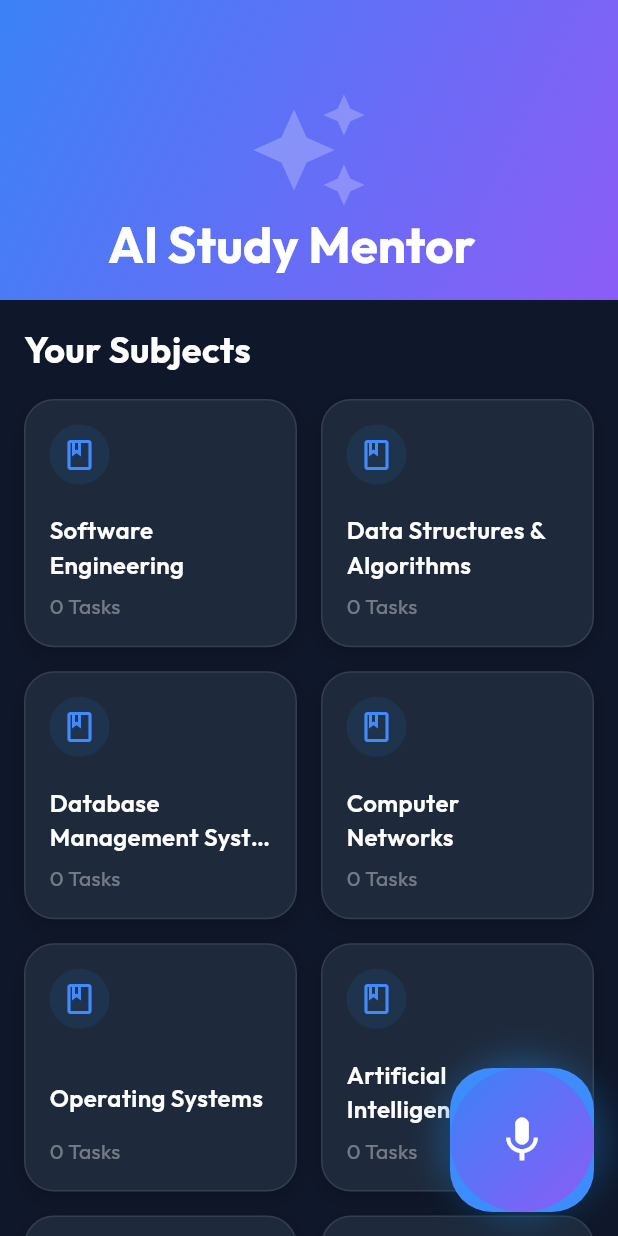
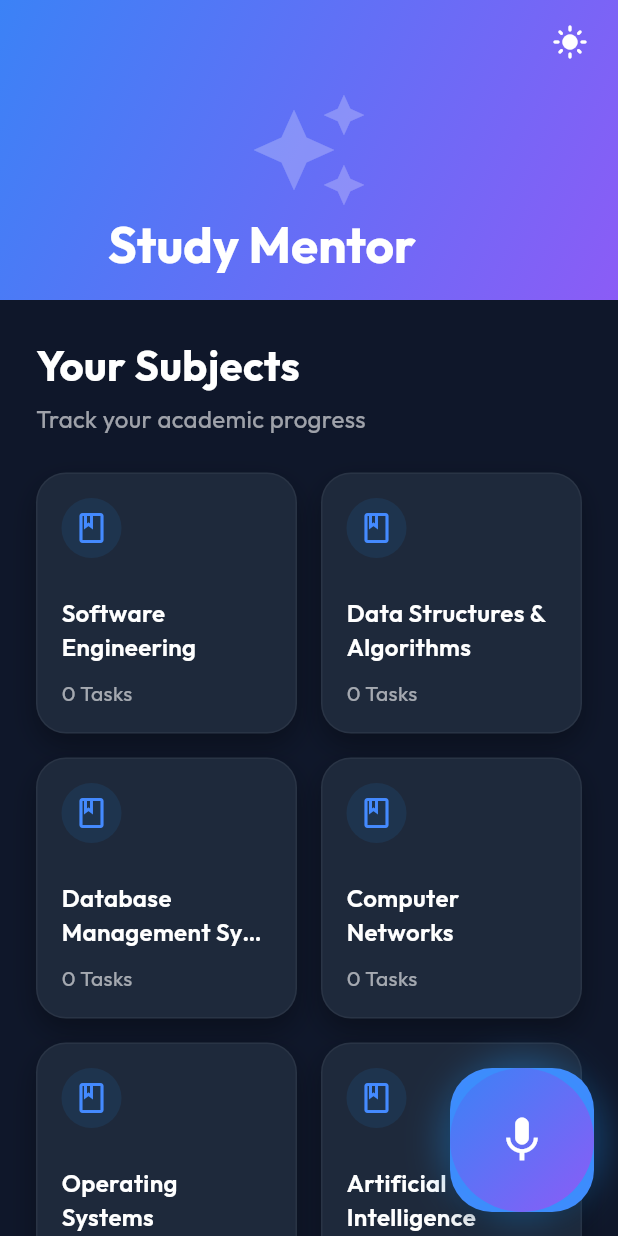
Before and after one commit to KushmiKaushini/AI-Personal-Mentor-Voice-to-Task-, a Flutter app: the screen it shows after launch, on a phone screen of 412 x 824 dp. Run offline on Flutter 3.47's test engine with Material 3 defaults, Android fonts, the phone set to English and light mode, and no system bars; our stand-ins replace animate_do, google_fonts, permission_handler; missing offline and left inert: record; network calls fail.

Commit message:
feat: implement mobile home screen, subject dashboard cards, and voice input FAB with audio recording support

```diff
--- a/mobile_app/lib/main.dart
+++ b/mobile_app/lib/main.dart
@@ -1,7 +1,7 @@
 import 'package:flutter/material.dart';
 import 'package:provider/provider.dart';
-import 'package:google_fonts/google_fonts.dart';
 import 'providers/task_provider.dart';
+import 'providers/theme_provider.dart';
 import 'screens/home_screen.dart';
 
 void main() {
@@ -9,6 +9,7 @@ void main() {
     MultiProvider(
       providers: [
         ChangeNotifierProvider(create: (_) => TaskProvider()),
+        ChangeNotifierProvider(create: (_) => ThemeProvider()),
       ],
       child: const MyApp(),
     ),
@@ -20,18 +21,14 @@ class MyApp extends StatelessWidget {
 
   @override
   Widget build(BuildContext context) {
+    final themeProvider = Provider.of<ThemeProvider>(context);
+
     return MaterialApp(
       title: 'AI Study Mentor',
       debugShowCheckedModeBanner: false,
-      theme: ThemeData(
-        brightness: Brightness.dark,
-        primarySwatch: Colors.blue,
-        scaffoldBackgroundColor: const Color(0xFF0F172A),
-        textTheme: GoogleFonts.outfitTextTheme(
-          Theme.of(context).textTheme,
-        ).apply(bodyColor: Colors.white, displayColor: Colors.white),
-        useMaterial3: true,
-      ),
+      themeMode: themeProvider.themeMode,
+      theme: ThemeProvider.lightTheme(context),
+      darkTheme: ThemeProvider.darkTheme(context),
       home: const HomeScreen(),
     );
   }
--- /dev/null
+++ b/mobile_app/lib/providers/theme_provider.dart
@@ -0,0 +1,59 @@
+import 'package:flutter/material.dart';
+import 'package:google_fonts/google_fonts.dart';
+
+class ThemeProvider with ChangeNotifier {
+  ThemeMode _themeMode = ThemeMode.dark;
+
+  ThemeMode get themeMode => _themeMode;
+
+  bool get isDarkMode => _themeMode == ThemeMode.dark;
+
+  void toggleTheme() {
+    _themeMode = _themeMode == ThemeMode.dark ? ThemeMode.light : ThemeMode.dark;
+    notifyListeners();
+  }
+
+  static ThemeData lightTheme(BuildContext context) {
+    return ThemeData(
+      useMaterial3: true,
+      brightness: Brightness.light,
+      colorScheme: ColorScheme.fromSeed(
+        seedColor: const Color(0xFF3B82F6),
+        brightness: Brightness.light,
+        surface: const Color(0xFFF8FAFC),
+      ),
+      scaffoldBackgroundColor: const Color(0xFFF8FAFC),
+      textTheme: GoogleFonts.outfitTextTheme(Theme.of(context).textTheme).apply(
+        bodyColor: const Color(0xFF1E293B),
+        displayColor: const Color(0xFF1E293B),
+      ),
+      appBarTheme: const AppBarTheme(
+        backgroundColor: Colors.transparent,
+        elevation: 0,
+        iconTheme: IconThemeData(color: Color(0xFF1E293B)),
+      ),
+    );
+  }
+
+  static ThemeData darkTheme(BuildContext context) {
+    return ThemeData(
+      useMaterial3: true,
+      brightness: Brightness.dark,
+      colorScheme: ColorScheme.fromSeed(
+        seedColor: const Color(0xFF60A5FA),
+        brightness: Brightness.dark,
+        surface: const Color(0xFF1E293B),
+      ),
+      scaffoldBackgroundColor: const Color(0xFF0F172A),
+      textTheme: GoogleFonts.outfitTextTheme(Theme.of(context).textTheme).apply(
+        bodyColor: Colors.white,
+        displayColor: Colors.white,
+      ),
+      appBarTheme: const AppBarTheme(
+        backgroundColor: Colors.transparent,
+        elevation: 0,
+        iconTheme: IconThemeData(color: Colors.white),
+      ),
+    );
+  }
+}
--- a/mobile_app/lib/screens/home_screen.dart
+++ b/mobile_app/lib/screens/home_screen.dart
@@ -3,6 +3,7 @@ import 'package:provider/provider.dart';
 import 'package:google_fonts/google_fonts.dart';
 import 'package:animate_do/animate_do.dart';
 import '../providers/task_provider.dart';
+import '../providers/theme_provider.dart';
 import '../widgets/subject_card.dart';
 import '../widgets/voice_fab.dart';
 import 'subject_detail_screen.dart';
@@ -32,25 +33,39 @@ class _HomeScreenState extends State<HomeScreen> {
     "Operating Systems",
     "Artificial Intelligence",
     "Web Development",
-    "Cyber Security"
+    "Cyber Security",
+    "General Study"
   ];
 
   @override
   Widget build(BuildContext context) {
     final taskProvider = Provider.of<TaskProvider>(context);
+    final themeProvider = Provider.of<ThemeProvider>(context);
+    final theme = Theme.of(context);
 
     return Scaffold(
-      backgroundColor: const Color(0xFF0F172A),
+      backgroundColor: theme.scaffoldBackgroundColor,
       body: CustomScrollView(
         slivers: [
           SliverAppBar(
             expandedHeight: 200.0,
             floating: false,
             pinned: true,
-            backgroundColor: const Color(0xFF1E293B),
+            backgroundColor: theme.colorScheme.surface,
+            elevation: 0,
+            actions: [
+              IconButton(
+                icon: Icon(
+                  themeProvider.isDarkMode ? Icons.light_mode : Icons.dark_mode,
+                  color: Colors.white,
+                ),
+                onPressed: () => themeProvider.toggleTheme(),
+              ),
+              const SizedBox(width: 8),
+            ],
             flexibleSpace: FlexibleSpaceBar(
               title: Text(
-                'AI Study Mentor',
+                'Study Mentor',
                 style: GoogleFonts.outfit(
                   fontWeight: FontWeight.bold,
                   color: Colors.white,
@@ -78,21 +93,34 @@ class _HomeScreenState extends State<HomeScreen> {
           ),
           SliverToBoxAdapter(
             child: Padding(
-              padding: const EdgeInsets.all(16.0),
+              padding: const EdgeInsets.all(24.0),
               child: Column(
                 crossAxisAlignment: CrossAxisAlignment.start,
                 children: [
                   FadeInLeft(
-                    child: Text(
-                      'Your Subjects',
-                      style: GoogleFonts.outfit(
-                        fontSize: 24,
-                        fontWeight: FontWeight.bold,
-                        color: Colors.white,
-                      ),
+                    child: Column(
+                      crossAxisAlignment: CrossAxisAlignment.start,
+                      children: [
+                        Text(
+                          'Your Subjects',
+                          style: GoogleFonts.outfit(
+                            fontSize: 28,
+                            fontWeight: FontWeight.bold,
+                            color: theme.textTheme.bodyLarge?.color,
+                          ),
+                        ),
+                        const SizedBox(height: 4),
+                        Text(
+                          'Track your academic progress',
+                          style: GoogleFonts.outfit(
+                            fontSize: 16,
+                            color: theme.textTheme.bodyMedium?.color?.withOpacity(0.6),
+                          ),
+                        ),
+                      ],
                     ),
                   ),
-                  const SizedBox(height: 16),
+                  const SizedBox(height: 24),
                   taskProvider.isLoading
                     ? const Center(child: CircularProgressIndicator())
                     : GridView.builder(
@@ -102,14 +130,14 @@ class _HomeScreenState extends State<HomeScreen> {
                           crossAxisCount: 2,
                           crossAxisSpacing: 16,
                           mainAxisSpacing: 16,
-                          childAspectRatio: 1.1,
+                          childAspectRatio: 1.0,
                         ),
                         itemCount: subjects.length,
                         itemBuilder: (context, index) {
                           final subject = subjects[index];
                           final taskCount = taskProvider.getTasksBySubject(subject).length;
                           return FadeInUp(
-                            delay: Duration(milliseconds: 100 * index),
+                            delay: Duration(milliseconds: 50 * index),
                             child: SubjectCard(
                               subject: subject,
                               taskCount: taskCount,
@@ -125,6 +153,7 @@ class _HomeScreenState extends State<HomeScreen> {
                           );
                         },
                       ),
+                  const SizedBox(height: 100), // Space for FAB
                 ],
               ),
             ),
--- a/mobile_app/lib/widgets/subject_card.dart
+++ b/mobile_app/lib/widgets/subject_card.dart
@@ -15,20 +15,25 @@ class SubjectCard extends StatelessWidget {
 
   @override
   Widget build(BuildContext context) {
+    final theme = Theme.of(context);
+    final isDark = theme.brightness == Brightness.dark;
+
     return InkWell(
       onTap: onTap,
       borderRadius: BorderRadius.circular(20),
       child: Container(
         padding: const EdgeInsets.all(16),
         decoration: BoxDecoration(
-          color: const Color(0xFF1E293B),
+          color: theme.colorScheme.surface,
           borderRadius: BorderRadius.circular(20),
-          border: Border.all(color: Colors.white.withValues(alpha: 0.1)),
+          border: Border.all(
+            color: isDark ? Colors.white.withOpacity(0.05) : Colors.black.withOpacity(0.05),
+          ),
           boxShadow: [
             BoxShadow(
-              color: Colors.black.withValues(alpha: 0.2),
-              blurRadius: 10,
-              offset: const Offset(0, 4),
+              color: Colors.black.withOpacity(isDark ? 0.3 : 0.05),
+              blurRadius: 15,
+              offset: const Offset(0, 8),
             ),
           ],
         ),
@@ -39,10 +44,13 @@ class SubjectCard extends StatelessWidget {
             Container(
               padding: const EdgeInsets.all(8),
               decoration: BoxDecoration(
-                color: Colors.blue.withValues(alpha: 0.1),
+                color: Colors.blue.withOpacity(0.1),
                 shape: BoxShape.circle,
               ),
-              child: const Icon(Icons.book_outlined, color: Colors.blueAccent),
+              child: Icon(
+                Icons.book_outlined,
+                color: isDark ? Colors.blueAccent : Colors.blue,
+              ),
             ),
             const SizedBox(height: 8),
             Text(
@@ -52,14 +60,14 @@ class SubjectCard extends StatelessWidget {
               style: GoogleFonts.outfit(
                 fontSize: 16,
                 fontWeight: FontWeight.w600,
-                color: Colors.white,
+                color: theme.textTheme.bodyLarge?.color,
               ),
             ),
             Text(
               '$taskCount Tasks',
               style: GoogleFonts.outfit(
                 fontSize: 14,
-                color: Colors.white38,
+                color: theme.textTheme.bodyMedium?.color?.withOpacity(0.6),
               ),
             ),
           ],
--- a/mobile_app/lib/widgets/voice_fab.dart
+++ b/mobile_app/lib/widgets/voice_fab.dart
@@ -13,13 +13,29 @@ class VoiceFab extends StatefulWidget {
   State<VoiceFab> createState() => _VoiceFabState();
 }
 
-class _VoiceFabState extends State<VoiceFab> {
+class _VoiceFabState extends State<VoiceFab> with SingleTickerProviderStateMixin {
   final AudioRecorder _audioRecorder = AudioRecorder();
   bool _isRecording = false;
+  late AnimationController _pulseController;
+  late Animation<double> _pulseAnimation;
+
+  @override
+  void initState() {
+    super.initState();
+    _pulseController = AnimationController(
+      vsync: this,
+      duration: const Duration(milliseconds: 1000),
+    )..repeat(reverse: true);
+
+    _pulseAnimation = Tween<double>(begin: 1.0, end: 1.2).animate(
+      CurvedAnimation(parent: _pulseController, curve: Curves.easeInOut),
+    );
+  }
 
   @override
   void dispose() {
     _audioRecorder.dispose();
+    _pulseController.dispose();
     super.dispose();
   }
 
@@ -100,7 +116,12 @@ class _VoiceFabState extends State<VoiceFab> {
 
   @override
   Widget build(BuildContext context) {
-    return FloatingActionButton.large(
+    return AnimatedBuilder(
+      animation: _pulseAnimation,
+      builder: (context, child) {
+        return Transform.scale(
+          scale: _isRecording ? _pulseAnimation.value : 1.0,
+          child: FloatingActionButton.large(
             onPressed: _toggleRecording,
             backgroundColor: _isRecording ? Colors.redAccent : Colors.blueAccent,
             child: Container(
@@ -122,8 +143,8 @@ class _VoiceFabState extends State<VoiceFab> {
                 boxShadow: [
                   BoxShadow(
                     color: (_isRecording ? Colors.red : Colors.blue).withOpacity(0.4),
-              blurRadius: 20,
-              spreadRadius: 5,
+                    blurRadius: _isRecording ? 25 * _pulseAnimation.value : 20,
+                    spreadRadius: _isRecording ? 8 * _pulseAnimation.value : 5,
                   ),
                 ],
               ),
@@ -135,6 +156,9 @@ class _VoiceFabState extends State<VoiceFab> {
                 ),
               ),
             ),
+          ),
+        );
+      },
     );
   }
 }
```
Also changed, not shown: mobile_app/lib/screens/subject_detail_screen.dart (+56 -26 lines), 1 other file. Lines whose indentation alone changed are shown as unchanged.
